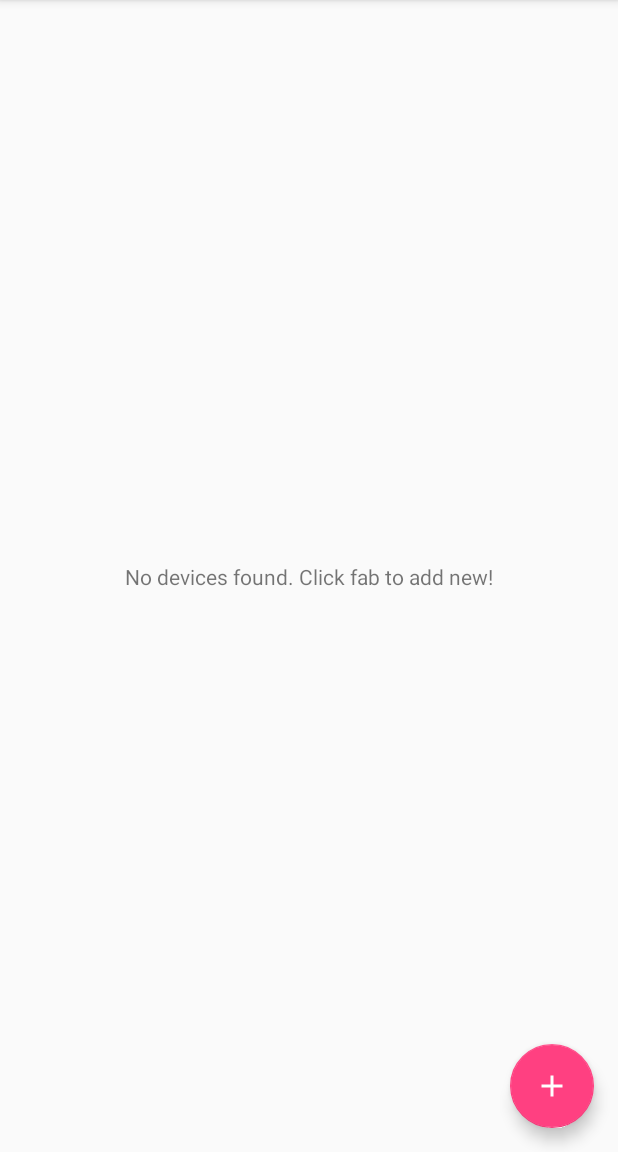
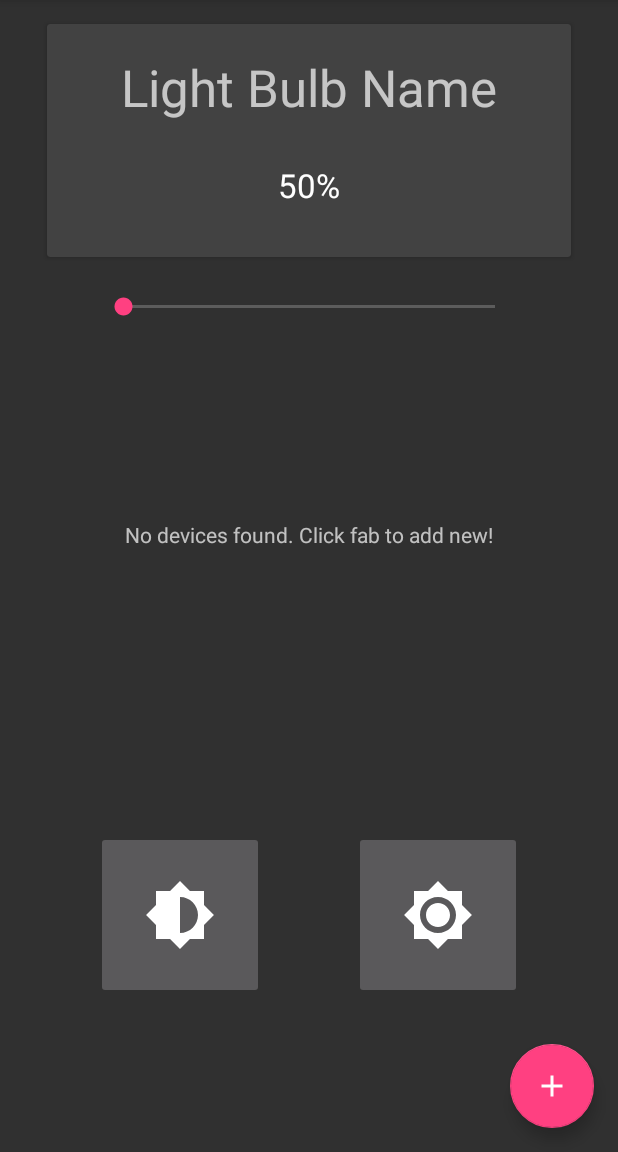
Before and after one commit to oyvindsam/KasaPro, an Android app: the screen it shows after launch (ControlActivity), on a phone screen of 412 x 824 dp, the part 84-1236 px from its top. Run offline under Robolectric (Android 15) with nearby library versions, the phone set to English and light mode, and no system bars.

Commit message:
ui: add buttons, card view, progressbar, theme change

```diff
--- a/app/build.gradle
+++ b/app/build.gradle
@@ -24,10 +24,11 @@ android {
 
 dependencies {
     implementation fileTree(dir: 'libs', include: ['*.jar'])
-    implementation"org.jetbrains.kotlin:kotlin-stdlib-jre7:$kotlin_version"
+    implementation"org.jetbrains.kotlin:kotlin-stdlib-jdk7:$kotlin_version"
     implementation 'com.android.support:appcompat-v7:27.1.1'
     implementation 'com.android.support.constraint:constraint-layout:1.1.0'
     implementation 'com.android.support:design:27.1.1'
+    implementation 'com.android.support:cardview-v7:27.1.1'
     testImplementation 'junit:junit:4.12'
     androidTestImplementation 'com.android.support.test:runner:1.0.1'
     androidTestImplementation 'com.android.support.test.espresso:espresso-core:3.0.1'
--- a/app/src/main/java/com/samudev/kasapro/web/WebUtil.kt
+++ b/app/src/main/java/com/samudev/kasapro/web/WebUtil.kt
@@ -43,6 +43,7 @@ class WebUtil {
             val body = response.body()  // body is never null on a non null response. https://github.com/square/okhttp/issues/2883
             var token = ""
             try {
+                // TODO: extract alias also
                 token = JSONObject(body!!.string()).getJSONObject("result").getString("token")
             } catch (e: Exception) {
                 e.printStackTrace()
--- /dev/null
+++ b/app/src/main/res/drawable/ic_brightness_100.xml
@@ -0,0 +1,5 @@
+<vector android:height="48dp" android:tint="#FFFFFF"
+    android:viewportHeight="24.0" android:viewportWidth="24.0"
+    android:width="48dp" xmlns:android="http://schemas.android.com/apk/res/android">
+    <path android:fillColor="#FF000000" android:pathData="M20,8.69L20,4h-4.69L12,0.69 8.69,4L4,4v4.69L0.69,12 4,15.31L4,20h4.69L12,23.31 15.31,20L20,20v-4.69L23.31,12 20,8.69zM12,18c-3.31,0 -6,-2.69 -6,-6s2.69,-6 6,-6 6,2.69 6,6 -2.69,6 -6,6zM12,8c-2.21,0 -4,1.79 -4,4s1.79,4 4,4 4,-1.79 4,-4 -1.79,-4 -4,-4z"/>
+</vector>
--- /dev/null
+++ b/app/src/main/res/drawable/ic_brightness_25.xml
@@ -0,0 +1,5 @@
+<vector android:height="48dp" android:tint="#FFFFFF"
+    android:viewportHeight="24.0" android:viewportWidth="24.0"
+    android:width="48dp" xmlns:android="http://schemas.android.com/apk/res/android">
+    <path android:fillColor="#FF000000" android:pathData="M20,8.69V4h-4.69L12,0.69 8.69,4H4v4.69L0.69,12 4,15.31V20h4.69L12,23.31 15.31,20H20v-4.69L23.31,12 20,8.69zM12,18c-0.89,0 -1.74,-0.2 -2.5,-0.55C11.56,16.5 13,14.42 13,12s-1.44,-4.5 -3.5,-5.45C10.26,6.2 11.11,6 12,6c3.31,0 6,2.69 6,6s-2.69,6 -6,6z"/>
+</vector>
--- /dev/null
+++ b/app/src/main/res/drawable/ic_brightness_50.xml
@@ -0,0 +1,5 @@
+<vector android:height="48dp" android:tint="#FFFFFF"
+    android:viewportHeight="24.0" android:viewportWidth="24.0"
+    android:width="48dp" xmlns:android="http://schemas.android.com/apk/res/android">
+    <path android:fillColor="#FF000000" android:pathData="M20,15.31L23.31,12 20,8.69V4h-4.69L12,0.69 8.69,4H4v4.69L0.69,12 4,15.31V20h4.69L12,23.31 15.31,20H20v-4.69zM12,18V6c3.31,0 6,2.69 6,6s-2.69,6 -6,6z"/>
+</vector>
--- a/app/src/main/res/layout/activity_control.xml
+++ b/app/src/main/res/layout/activity_control.xml
@@ -1,5 +1,5 @@
 <?xml version="1.0" encoding="utf-8"?>
-<android.support.design.widget.CoordinatorLayout xmlns:android="http://schemas.android.com/apk/res/android"
+<android.support.constraint.ConstraintLayout xmlns:android="http://schemas.android.com/apk/res/android"
     xmlns:app="http://schemas.android.com/apk/res-auto"
     xmlns:tools="http://schemas.android.com/tools"
     android:layout_width="match_parent"
@@ -7,6 +7,7 @@
     tools:context=".control.ControlActivity">
 
     <android.support.design.widget.AppBarLayout
+        android:id="@+id/appBarLayout"
         android:layout_width="match_parent"
         android:layout_height="wrap_content"
         android:theme="@style/AppTheme.AppBarOverlay">
@@ -20,14 +21,102 @@
 
     </android.support.design.widget.AppBarLayout>
 
-    <include layout="@layout/content_control" />
+    <include
+        android:id="@+id/include"
+        layout="@layout/content_control" />
 
     <android.support.design.widget.FloatingActionButton
         android:id="@+id/fab_add_device"
         android:layout_width="wrap_content"
         android:layout_height="wrap_content"
-        android:layout_gravity="bottom|end"
         android:layout_margin="@dimen/fab_margin"
+        app:layout_constraintBottom_toBottomOf="parent"
+        app:layout_constraintEnd_toEndOf="parent"
         app:srcCompat="@drawable/ic_add_device" />
 
-</android.support.design.widget.CoordinatorLayout>
+    <android.support.v7.widget.CardView
+        android:id="@+id/cw_device"
+        android:layout_width="349dp"
+        android:layout_height="155dp"
+        android:layout_marginEnd="8dp"
+        android:layout_marginStart="8dp"
+        android:layout_marginTop="16dp"
+        app:layout_constraintEnd_toEndOf="parent"
+        app:layout_constraintStart_toStartOf="parent"
+        app:layout_constraintTop_toBottomOf="@+id/appBarLayout">
+
+    </android.support.v7.widget.CardView>
+
+
+    <TextView
+        android:id="@+id/tv_device_name"
+        android:layout_width="wrap_content"
+        android:layout_height="wrap_content"
+        android:text="Light Bulb Name"
+        android:textAppearance="@style/TextAppearance.AppCompat.Display1"
+        android:translationZ="2dp"
+        app:layout_constraintBottom_toBottomOf="@+id/cw_device"
+
+        app:layout_constraintEnd_toEndOf="@+id/cw_device"
+        app:layout_constraintHorizontal_bias="0.502"
+        app:layout_constraintStart_toStartOf="@+id/cw_device"
+        app:layout_constraintTop_toTopOf="@+id/cw_device"
+        app:layout_constraintVertical_bias="0.174" />
+
+    <TextView
+        android:id="@+id/tv_device_brightness"
+        android:layout_width="wrap_content"
+        android:layout_height="wrap_content"
+        android:layout_gravity="center_vertical"
+        android:layout_marginTop="28dp"
+        android:text="50%"
+        android:textAppearance="@style/TextAppearance.AppCompat.Large"
+        android:translationZ="2dp"
+        app:layout_constraintEnd_toEndOf="@+id/cw_device"
+        app:layout_constraintStart_toStartOf="@+id/cw_device"
+        app:layout_constraintTop_toBottomOf="@+id/tv_device_name" />
+
+    <SeekBar
+        android:id="@+id/sb_brightness"
+        android:layout_width="280dp"
+        android:layout_height="wrap_content"
+        android:layout_marginEnd="8dp"
+        android:layout_marginStart="8dp"
+        android:layout_marginTop="24dp"
+        android:max="100"
+        android:min="0"
+        app:layout_constraintEnd_toEndOf="parent"
+        app:layout_constraintStart_toStartOf="parent"
+        app:layout_constraintTop_toBottomOf="@+id/cw_device" />
+
+    <ImageButton
+        android:id="@+id/ib_50"
+        android:layout_width="112dp"
+        android:layout_height="112dp"
+        android:layout_marginBottom="8dp"
+        android:layout_marginStart="64dp"
+        android:layout_marginTop="116dp"
+        app:layout_constraintBottom_toBottomOf="@+id/include"
+        app:layout_constraintStart_toStartOf="parent"
+        app:layout_constraintTop_toBottomOf="@+id/cw_device"
+        app:layout_constraintVertical_bias="0.74"
+        app:srcCompat="@drawable/ic_brightness_50" />
+
+    <ImageButton
+        android:id="@+id/ib_100"
+        android:layout_width="112dp"
+        android:layout_height="112dp"
+        android:layout_marginEnd="64dp"
+        android:layout_marginStart="8dp"
+        android:layout_marginTop="8dp"
+        app:layout_constraintBottom_toBottomOf="@+id/ib_50"
+        app:layout_constraintEnd_toEndOf="parent"
+        app:layout_constraintHorizontal_bias="1.0"
+        app:layout_constraintStart_toEndOf="@+id/ib_50"
+        app:layout_constraintTop_toTopOf="@+id/ib_50"
+        app:layout_constraintVertical_bias="1.0"
+        app:srcCompat="@drawable/ic_brightness_100" />
+
+
+
+</android.support.constraint.ConstraintLayout>
--- a/app/src/main/res/values/styles.xml
+++ b/app/src/main/res/values/styles.xml
@@ -1,7 +1,7 @@
 <resources>
 
     <!-- Base application theme. -->
-    <style name="AppTheme" parent="Theme.AppCompat.Light.DarkActionBar">
+    <style name="AppTheme" parent="Theme.AppCompat.NoActionBar">
         <!-- Customize your theme here. -->
         <item name="colorPrimary">@color/colorPrimary</item>
         <item name="colorPrimaryDark">@color/colorPrimaryDark</item>
--- a/build.gradle
+++ b/build.gradle
@@ -1,7 +1,7 @@
 // Top-level build file where you can add configuration options common to all sub-projects/modules.
 
 buildscript {
-    ext.kotlin_version = '1.2.31'
+    ext.kotlin_version = '1.2.40'
     repositories {
         google()
         jcenter()
```
